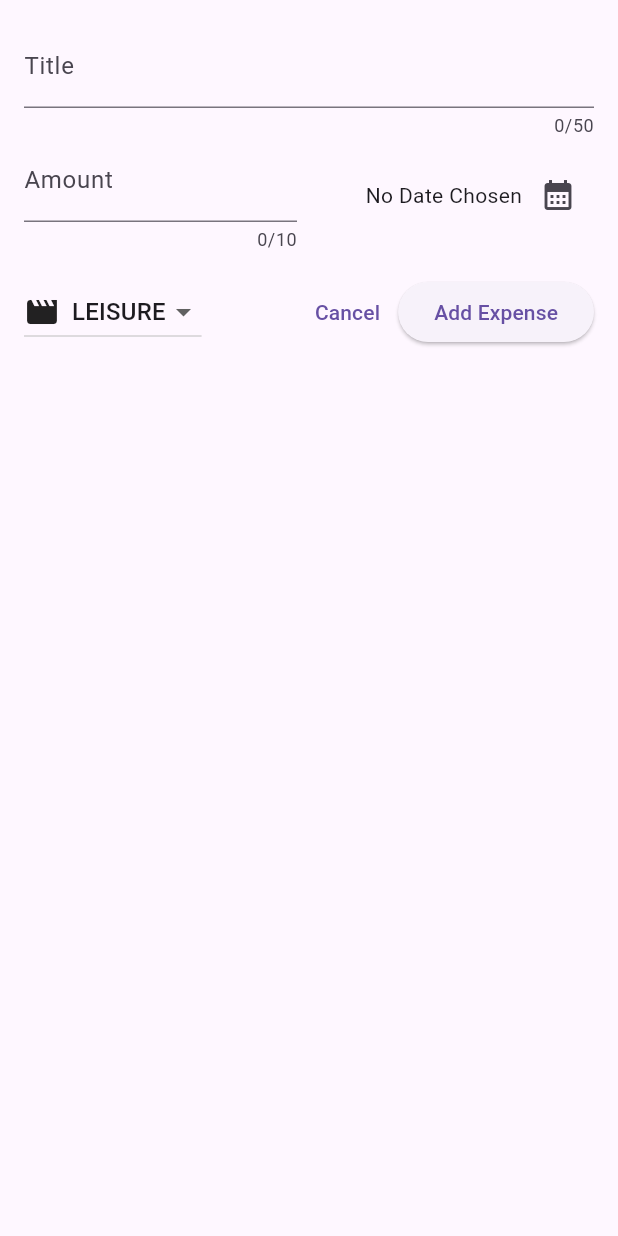
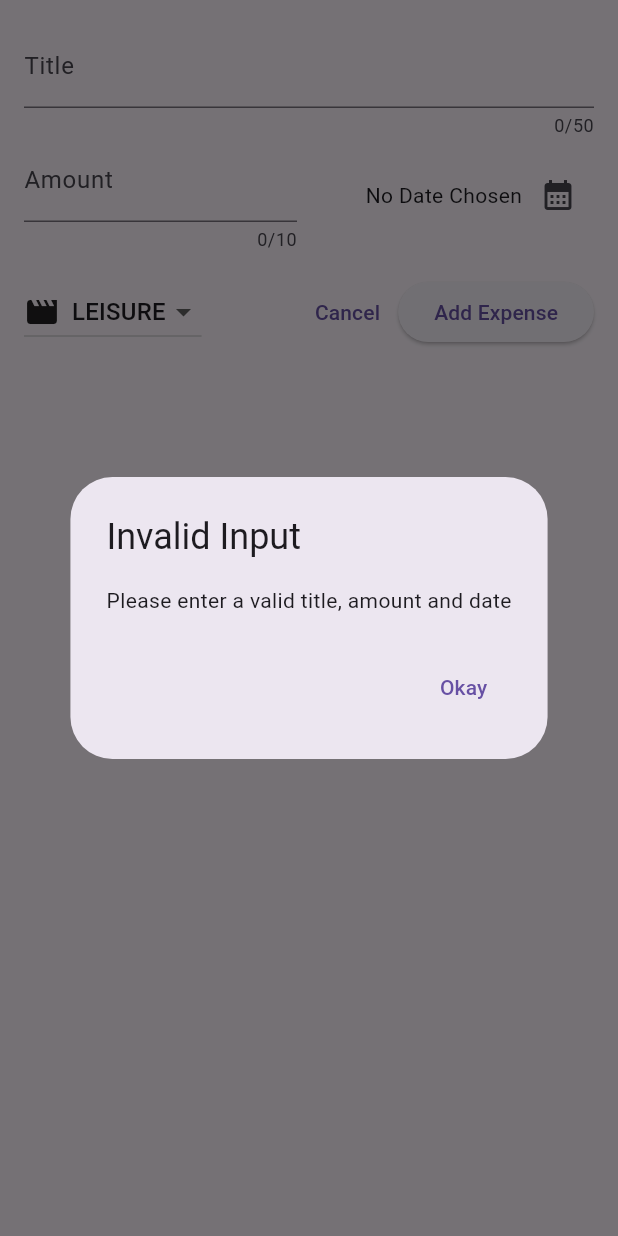
Before and after one commit to sznorbee/expense-tracker, a Flutter app: the NewExpense widget shown alone on an empty page, opened directly, after a tap on "Add Expense", on a phone screen of 412 x 824 dp. Run offline on Flutter 3.47's test engine with Material 3 defaults, Android fonts, the phone set to English and light mode, and no system bars.

```diff
--- a/lib/widgets/new_expense.dart
+++ b/lib/widgets/new_expense.dart
@@ -27,6 +27,31 @@ class _NewExpenseState extends State<NewExpense> {
     setState(() {
       _selectedDate = pickedDate;
     });
+  }
+
+  void _submitExpData() {
+    final enteredAmount = double.tryParse(_amountController.text);
+    final amountIsInvalid = enteredAmount == null || enteredAmount <= 0;
+    if (_titleController.text.trim().isEmpty ||
+        amountIsInvalid ||
+        _selectedDate == null) {
+      showDialog(
+          context: context,
+          builder: (ctx) => AlertDialog(
+                title: const Text('Invalid Input'),
+                content:
+                    const Text('Please enter a valid title, amount and date'),
+                actions: [
+                  TextButton(
+                    onPressed: () {
+                      Navigator.pop(ctx);
+                    },
+                    child: const Text('Okay'),
+                  )
+                ],
+              ));
+      return;
+    }
   }
 
   @override
@@ -101,15 +126,14 @@ class _NewExpenseState extends State<NewExpense> {
                     });
                   },
                   value: _selectedCategory),
-                  const Spacer(),
+              const Spacer(),
               TextButton(
                   onPressed: () {
                     Navigator.pop(context);
                   },
                   child: const Text('Cancel')),
               ElevatedButton(
-                onPressed: () {
-                },
+                onPressed: _submitExpData,
                 child: const Text('Add Expense'),
               ),
             ],
```
